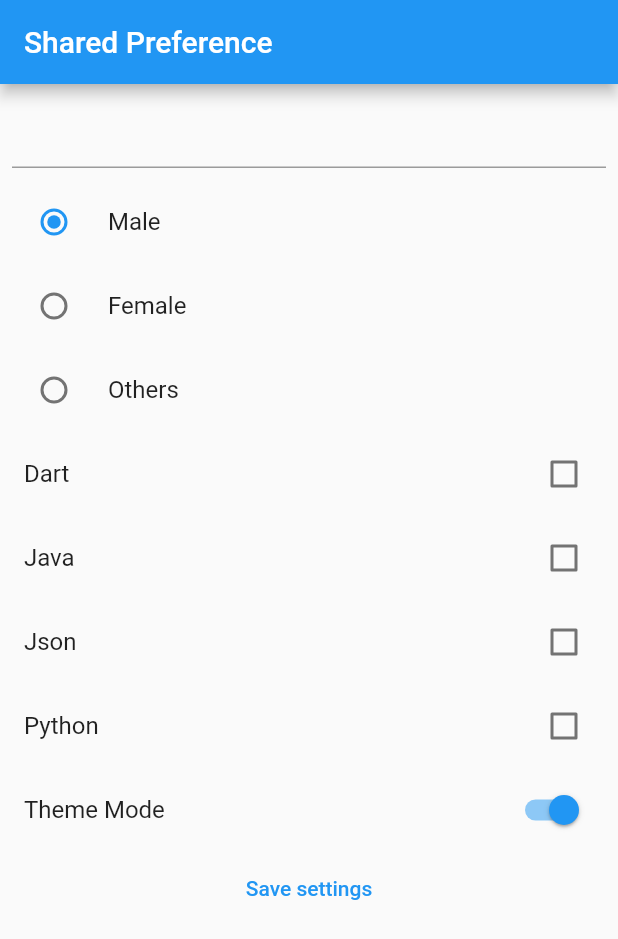
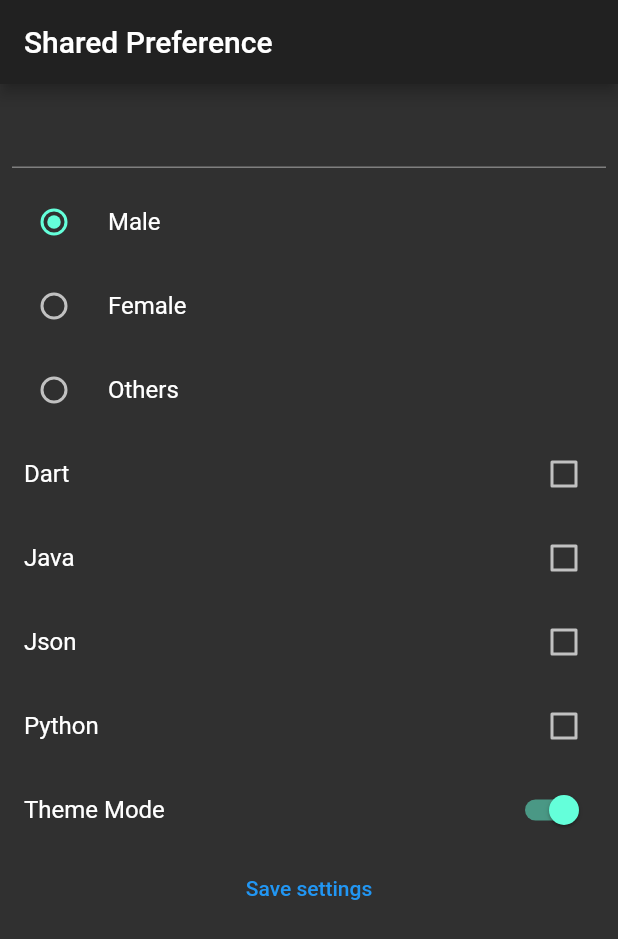
Before and after one commit to Mehar-IT/shared_preferences, a Flutter app: the screen it shows after launch, after a tap on "Theme Mode", on a phone screen of 412 x 824 dp. Shown: the top 939 px of the screen. Run offline on Flutter 3.47's test engine with Material 2 defaults, Android fonts, the phone set to English and light mode, and no system bars; our stand-ins replace get, shared_preferences.

Commit message:
theme mode added

```diff
--- a/lib/main.dart
+++ b/lib/main.dart
@@ -1,15 +1,18 @@
 import 'package:flutter/material.dart';
 import 'package:shared_preferrences/model.dart';
 import 'package:shared_preferrences/sharedServices.dart';
+import 'package:get/get.dart';
 
 void main() => runApp(MyApp());
 
 class MyApp extends StatelessWidget {
   @override
   Widget build(BuildContext context) {
-    return MaterialApp(
+    return GetMaterialApp(
       debugShowCheckedModeBanner: false,
       title: 'Shared Preference',
+      theme: ThemeData.light(),
+      darkTheme: ThemeData.dark(),
       home: Scaffold(
         appBar: AppBar(
           title: Text('Shared Preference'),
@@ -132,6 +135,9 @@ class _MyDataState extends State<MyData> {
               onChanged: (value) {
                 setState(() {
                   _theme = value;
+                  _theme
+                      ? Get.changeThemeMode(ThemeMode.dark)
+                      : Get.changeThemeMode(ThemeMode.light);
                 });
               }),
           TextButton(onPressed: _onPressed, child: Text('Save settings'))
--- a/pubspec.yaml
+++ b/pubspec.yaml
@@ -3,7 +3,7 @@ description: A new Flutter project.
 
 # The following line prevents the package from being accidentally published to
 # pub.dev using `pub publish`. This is preferred for private packages.
-publish_to: 'none' # Remove this line if you wish to publish to pub.dev
+publish_to: "none" # Remove this line if you wish to publish to pub.dev
 
 # The following defines the version and build number for your application.
 # A version number is three numbers separated by dots, like 1.2.43
@@ -24,6 +24,7 @@ dependencies:
   flutter:
     sdk: flutter
   cupertino_icons: ^1.0.2
+  get: ^4.1.4
   shared_preferences: ^2.0.6
 
 dev_dependencies:
@@ -34,7 +35,6 @@ dev_dependencies:
 # following page: https://dart.dev/tools/pub/pubspec
 # The following section is specific to Flutter.
 flutter:
-
   # The following line ensures that the Material Icons font is
   # included with your application, so that you can use the icons in
   # the material Icons class.
```
Also changed, not shown: pubspec.lock.
